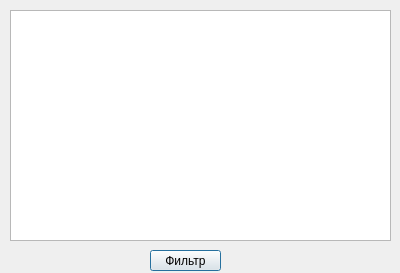
Qt form FVAViewer/d-filter.ui (dimanikulin/fva) before a commit.
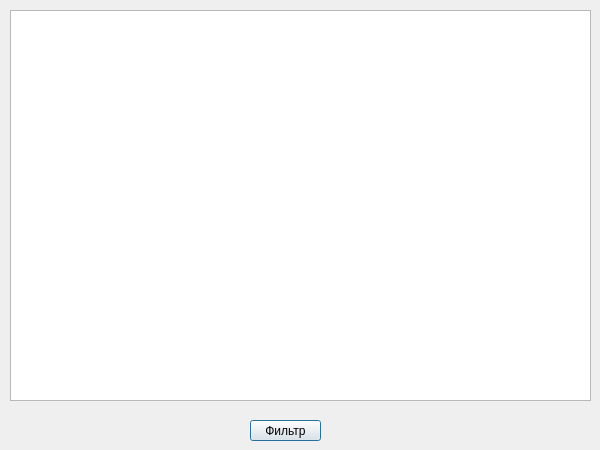
The same form after that commit.

The edit to the form file:
```diff
--- a/FVAViewer/d-filter.ui
+++ b/FVAViewer/d-filter.ui
@@ -6,8 +6,8 @@
    <rect>
     <x>0</x>
     <y>0</y>
-    <width>400</width>
-    <height>273</height>
+    <width>600</width>
+    <height>450</height>
    </rect>
   </property>
   <property name="windowTitle">
@@ -16,8 +16,8 @@
   <widget class="QPushButton" name="btnFilter">
    <property name="geometry">
     <rect>
-     <x>150</x>
-     <y>250</y>
+     <x>250</x>
+     <y>420</y>
      <width>71</width>
      <height>21</height>
     </rect>
@@ -31,8 +31,8 @@
     <rect>
      <x>10</x>
      <y>10</y>
-     <width>381</width>
-     <height>231</height>
+     <width>581</width>
+     <height>391</height>
     </rect>
    </property>
    <property name="headerHidden">
```
